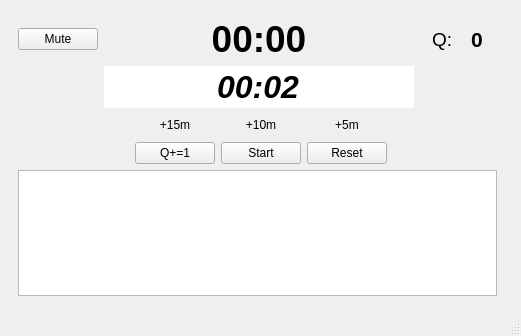
The window that gui.ui (subtleseeker/Timx) describes before a commit, drawn with Qt 5.
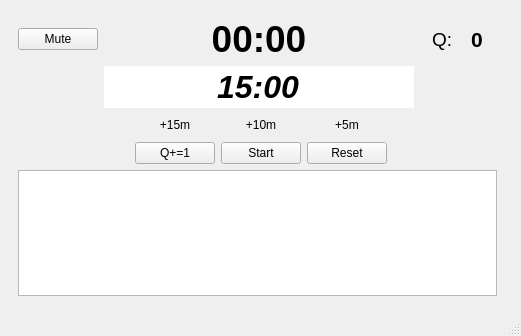
The same window after the commit. Icons and pictures are not drawn.

The edit to the form file:
```diff
--- a/gui.ui
+++ b/gui.ui
@@ -49,7 +49,7 @@
             <bool>false</bool>
            </property>
            <property name="text">
-            <string>00:02</string>
+            <string>15:00</string>
            </property>
            <property name="frame">
             <bool>false</bool>
```
